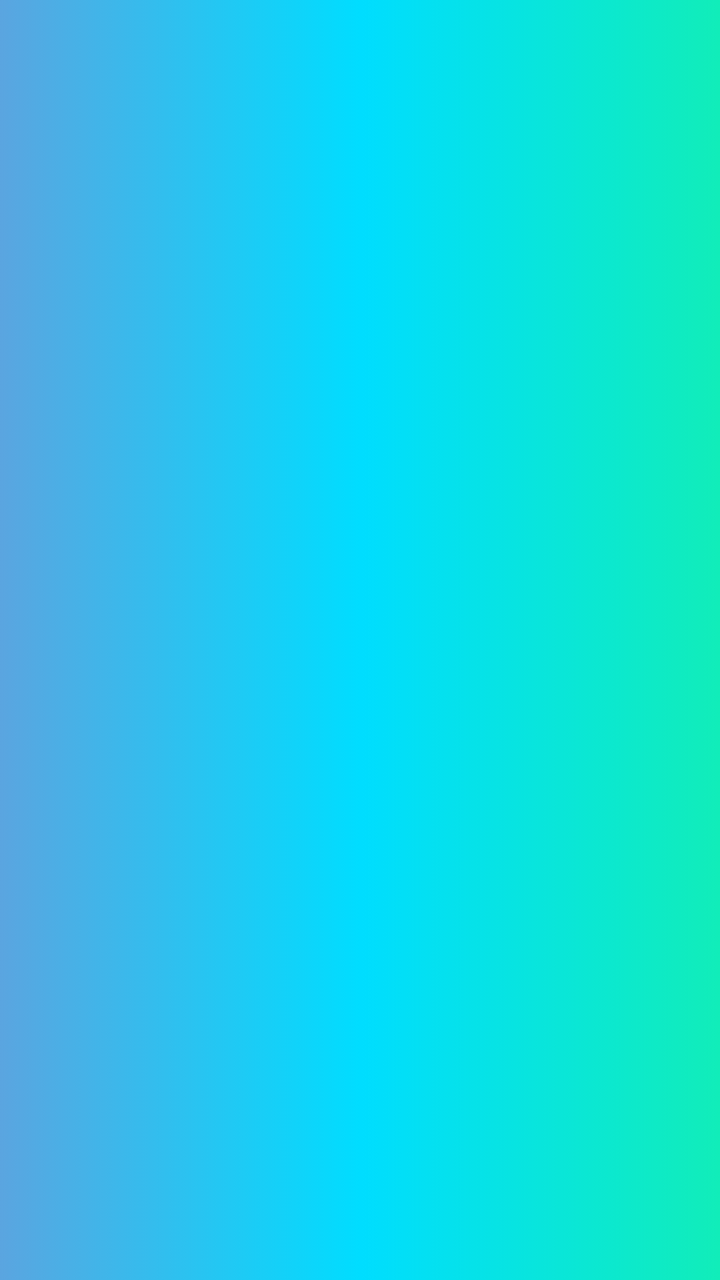
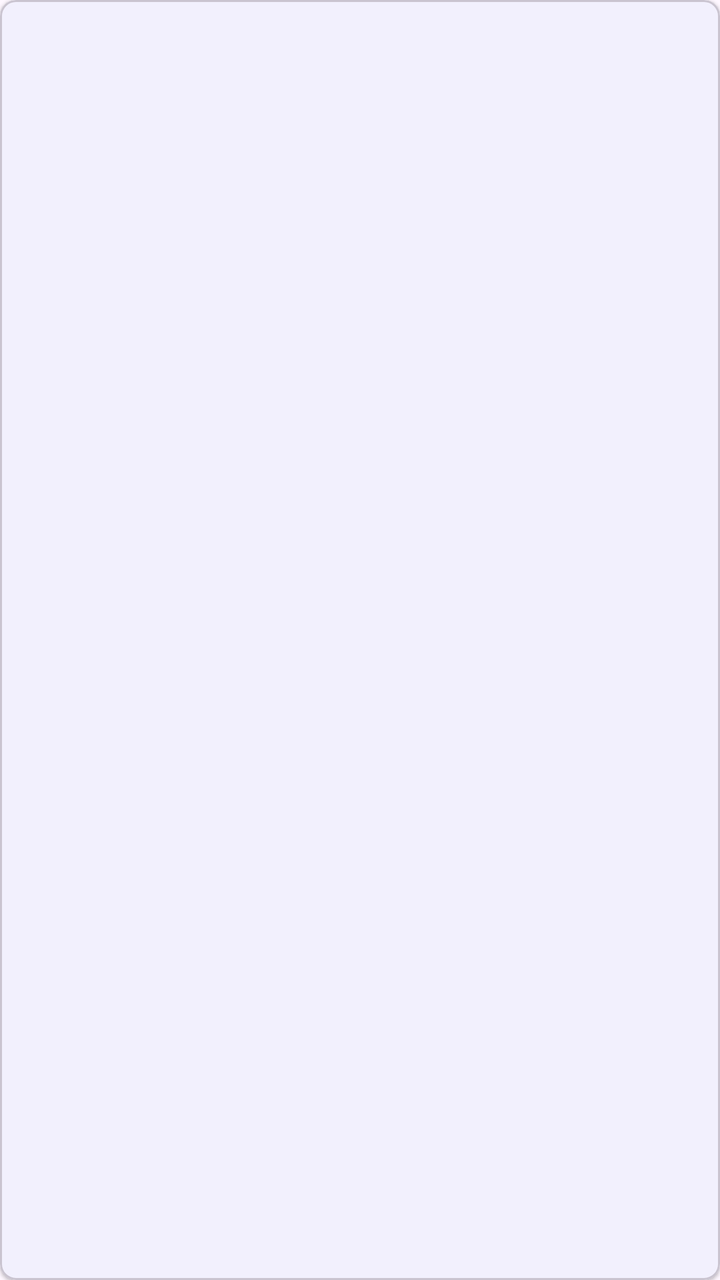

An Android layout rendered at two revisions. The XML below is the earlier revision; the diff shows what the commit changed to produce the second picture.
<!-- AndroidManifest.xml: application theme Theme.InventarioApp -->
<!-- res/layout/item_stock_entrada.xml -->
<?xml version="1.0" encoding="utf-8"?>
<LinearLayout xmlns:android="http://schemas.android.com/apk/res/android"
    android:layout_width="match_parent"
    android:layout_height="wrap_content"
    android:orientation="horizontal"
    android:padding="5dp"
    android:background="@drawable/fondo_degradado">

    <TextView
        android:id="@+id/tvCodigo"
        android:layout_width="0dp"
        android:layout_height="wrap_content"
        android:layout_weight="0.21"
        android:gravity="center_vertical"
        android:textSize="20dp"
        android:layout_marginTop="0dp"
        android:textStyle="bold" />

    <TextView
        android:id="@+id/tvDescripcion"
        android:layout_width="0dp"
        android:layout_height="wrap_content"
        android:layout_weight="0.6"
        android:textAlignment="textStart"
        android:textSize="20sp" />

    <TextView
        android:id="@+id/tvLote"
        android:layout_width="0dp"
        android:layout_height="wrap_content"
        android:layout_weight="0.33"
        android:gravity="center_vertical"
        android:textSize="20sp" />

    <TextView
        android:id="@+id/tvCantidad"
        android:layout_width="0dp"
        android:layout_height="wrap_content"
        android:layout_weight="0.30"
        android:gravity="center_vertical"
        android:textSize="20sp" />

    <TextView
        android:id="@+id/tvUsuario"
        android:layout_width="0dp"
        android:layout_height="wrap_content"
        android:layout_weight="0.19"
        android:gravity="center_vertical"
        android:textSize="20sp"/>

</LinearLayout>
<!-- resources referenced by this layout -->
<resources>
  <!-- drawable fondo_degradado (drawable) -->
  <?xml version="1.0" encoding="utf-8"?>
  <selector xmlns:android="http://schemas.android.com/apk/res/android">
  
          <item>
              <shape android:shape="rectangle">
                  <gradient
                      android:startColor="#AB0C7BD3"
                      android:centerColor="@android:color/holo_blue_bright"
                      android:endColor="#FE10EDB9"
                      />
  
  
              </shape>
  
          </item>
  </selector>
  <style name="Theme.InventarioApp" parent="Theme.AppCompat.Light.NoActionBar" />
</resources>

<!-- the commit's change to res/layout/item_stock_entrada.xml (unified diff, before → after) -->
@@ -1,51 +1,70 @@
 <?xml version="1.0" encoding="utf-8"?>
-<LinearLayout xmlns:android="http://schemas.android.com/apk/res/android"
+<com.google.android.material.card.MaterialCardView xmlns:android="http://schemas.android.com/apk/res/android"
+    xmlns:app="http://schemas.android.com/apk/res-auto"
     android:layout_width="match_parent"
     android:layout_height="wrap_content"
-    android:orientation="horizontal"
-    android:padding="5dp"
-    android:background="@drawable/fondo_degradado">
+    android:layout_marginHorizontal="8dp"
+    android:layout_marginVertical="4dp"
+    app:cardCornerRadius="8dp"
+    app:cardElevation="1dp">
 
-    <TextView
-        android:id="@+id/tvCodigo"
-        android:layout_width="0dp"
+    <LinearLayout
+        android:layout_width="match_parent"
         android:layout_height="wrap_content"
-        android:layout_weight="0.21"
-        android:gravity="center_vertical"
-        android:textSize="20dp"
-        android:layout_marginTop="0dp"
-        android:textStyle="bold" />
+        android:orientation="horizontal"
+        android:padding="12dp"
+        android:gravity="center_vertical">
 
-    <TextView
-        android:id="@+id/tvDescripcion"
-        android:layout_width="0dp"
-        android:layout_height="wrap_content"
-        android:layout_weight="0.6"
-        android:textAlignment="textStart"
-        android:textSize="20sp" />
+        <LinearLayout
+            android:layout_width="0dp"
+            android:layout_height="wrap_content"
+            android:layout_weight="1"
+            android:orientation="vertical">
 
-    <TextView
-        android:id="@+id/tvLote"
-        android:layout_width="0dp"
-        android:layout_height="wrap_content"
-        android:layout_weight="0.33"
-        android:gravity="center_vertical"
-        android:textSize="20sp" />
+            <TextView
+                android:id="@+id/tvDescripcion"
+                android:layout_width="wrap_content"
+                android:layout_height="wrap_content"
+                android:textColor="@color/text_primary"
+                android:textSize="16sp"
+                android:textStyle="bold" />
 
-    <TextView
-        android:id="@+id/tvCantidad"
-        android:layout_width="0dp"
-        android:layout_height="wrap_content"
-        android:layout_weight="0.30"
-        android:gravity="center_vertical"
-        android:textSize="20sp" />
+            <TextView
+                android:id="@+id/tvCodigo"
+                android:layout_width="wrap_content"
+                android:layout_height="wrap_content"
+                android:textColor="@color/text_secondary"
+                android:textSize="12sp" />
+        </LinearLayout>
 
-    <TextView
-        android:id="@+id/tvUsuario"
-        android:layout_width="0dp"
-        android:layout_height="wrap_content"
-        android:layout_weight="0.19"
-        android:gravity="center_vertical"
-        android:textSize="20sp"/>
+        <LinearLayout
+            android:layout_width="wrap_content"
+            android:layout_height="wrap_content"
+            android:orientation="vertical"
+            android:gravity="end">
 
-</LinearLayout>
+            <TextView
+                android:id="@+id/tvCantidad"
+                android:layout_width="wrap_content"
+                android:layout_height="wrap_content"
+                android:textColor="@color/primary"
+                android:textSize="18sp"
+                android:textStyle="bold" />
+
+            <TextView
+                android:id="@+id/tvLote"
+                android:layout_width="wrap_content"
+                android:layout_height="wrap_content"
+                android:textColor="@color/text_hint"
+                android:textSize="12sp" />
+        </LinearLayout>
+
+        <TextView
+            android:id="@+id/tvUsuario"
+            android:layout_width="wrap_content"
+            android:layout_height="wrap_content"
+            android:layout_marginStart="12dp"
+            android:visibility="gone" />
+
+    </LinearLayout>
+</com.google.android.material.card.MaterialCardView>
<!-- resource entries referenced after the edit -->
@@ -1,22 +1,21 @@
 <!-- resources referenced by this layout -->
 <resources>
-  <!-- drawable fondo_degradado (drawable) -->
-  <?xml version="1.0" encoding="utf-8"?>
-  <selector xmlns:android="http://schemas.android.com/apk/res/android">
+  <color name="primary">#1A73E8</color>
+  <color name="text_hint">#5F6368</color>
+  <style name="Theme.InventarioApp" parent="Theme.Material3.DayNight.NoActionBar">
+          
+          <item name="colorPrimary">@color/primary</item>
+          <item name="colorOnPrimary">@color/white</item>
+          <item name="colorPrimaryContainer">@color/light_blue</item>
+          <item name="colorSecondary">@color/secondary</item>
+          <item name="android:statusBarColor">@color/primary_variant</item>
   
-          <item>
-              <shape android:shape="rectangle">
-                  <gradient
-                      android:startColor="#AB0C7BD3"
-                      android:centerColor="@android:color/holo_blue_bright"
-                      android:endColor="#FE10EDB9"
-                      />
-  
-  
-              </shape>
-  
-          </item>
-  </selector>
-  <style name="Theme.InventarioApp" parent="Theme.AppCompat.Light.NoActionBar" />
+          
+          <item name="textInputStyle">@style/Widget.Material3.TextInputLayout.OutlinedBox</item>
+      </style>
+  <color name="white">#FFFFFFFF</color>
+  <color name="light_blue">#FF03A9F4</color>
+  <color name="secondary">#34A853</color>
+  <color name="primary_variant">#1557B0</color>
 </resources>
 
